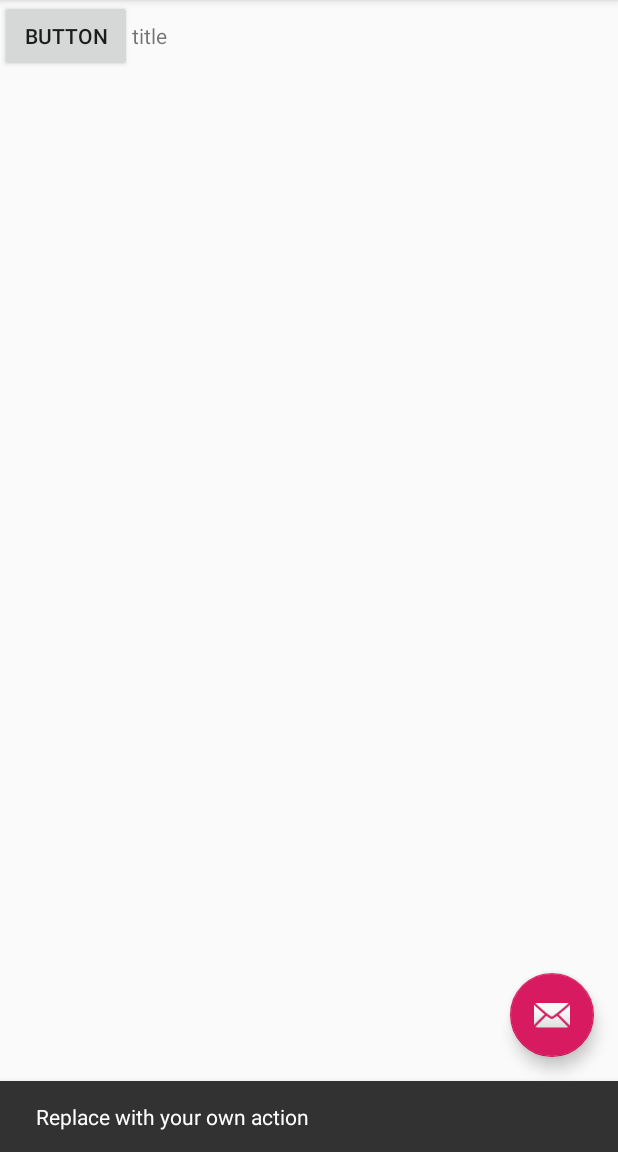
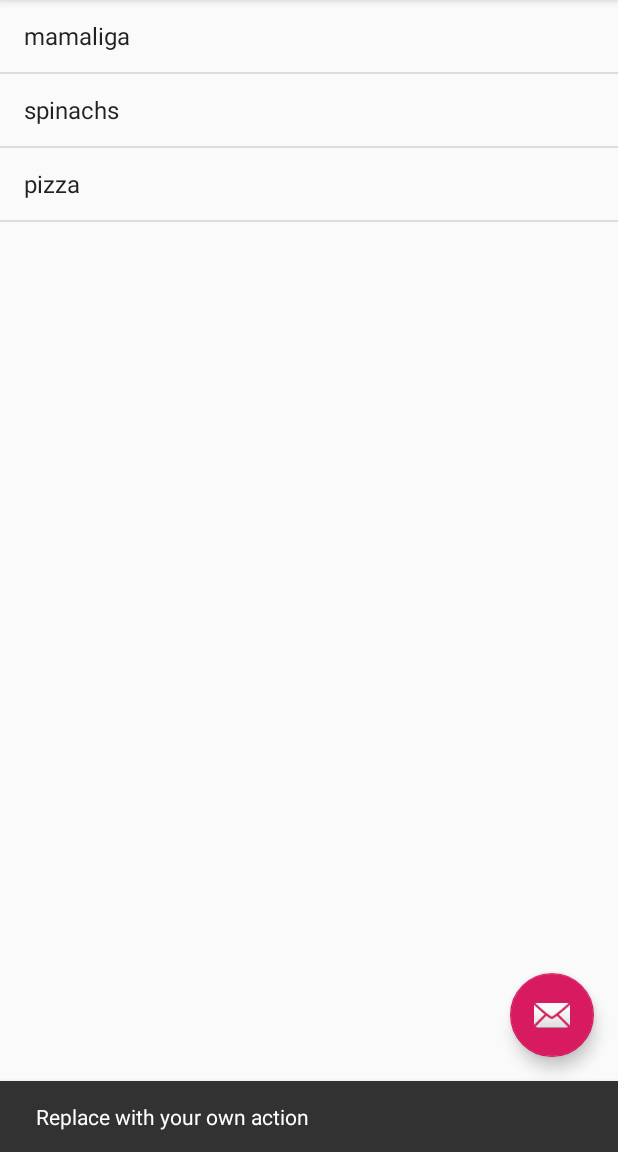
Before and after one commit to LucasPLA/Android-project, an Android app: the screen it shows after launch (MainActivity), after a tap on an icon or button, on a phone screen of 412 x 824 dp, the part 84-1236 px from its top. Run offline under Robolectric (Android 15) with nearby library versions, the phone set to English and light mode, and no system bars.

Commit message:
feat(app): dish list displayed as a list, buttons and icons are missing

```diff
--- a/app/app/src/main/java/com/example/yourmenu/MainActivity.kt
+++ b/app/app/src/main/java/com/example/yourmenu/MainActivity.kt
@@ -2,33 +2,36 @@ package com.example.yourmenu
 
 import android.os.Bundle
 import android.view.*
+import android.widget.*
 import com.google.android.material.snackbar.Snackbar
 import androidx.appcompat.app.AppCompatActivity
-import android.widget.Button
-import android.widget.TextView
-import android.widget.Toast
+import com.example.yourmenu.dataclasses.Dish
 
 import kotlinx.android.synthetic.main.activity_main.*
 
 class MainActivity : AppCompatActivity() {
 
     override fun onCreate(savedInstanceState: Bundle?) {
+
         super.onCreate(savedInstanceState)
         setContentView(R.layout.activity_main)
         setSupportActionBar(toolbar)
 
-        // Control of the button // to be deleted
-        val editButton: Button = findViewById(R.id.edit_dish_row)
-        editButton.setOnClickListener { displayMenu() }
-
+        /*
         // Control to display a menu on a long touch
         val dishTitle: TextView = findViewById((R.id.dish_title))
         registerForContextMenu(dishTitle) // Indicate that this View can display a ContextMenu
+         */
 
         fab.setOnClickListener { view ->
             Snackbar.make(view, "Replace with your own action", Snackbar.LENGTH_LONG)
                 .setAction("Action", null).show()
         }
+
+        val dishListNames = arrayOf("mamaliga", "spinachs", "pizza");
+        val adapter = ArrayAdapter<String>(this, android.R.layout.simple_list_item_1 , dishListNames)
+        val listView: ListView = findViewById(R.id.list_dish)
+        listView.adapter = adapter
     }
 
     // function called when the ContextMenu is called
@@ -48,11 +51,6 @@ class MainActivity : AppCompatActivity() {
         return super.onContextItemSelected(item)
     }
 
-    // function controlling the button behavior
-    private fun displayMenu() {
-        Toast.makeText(this, "button clicked", Toast.LENGTH_SHORT).show()
-    }
-
     override fun onCreateOptionsMenu(menu: Menu): Boolean {
         // Inflate the menu; this adds items to the action bar if it is present.
         menuInflater.inflate(R.menu.menu_main, menu)
--- /dev/null
+++ b/app/app/src/main/java/com/example/yourmenu/dataclasses/Dish.kt
@@ -0,0 +1,3 @@
+package com.example.yourmenu.dataclasses
+
+data class Dish(var name: String, var appreciation: Int, var Difficulty: Int)
--- a/app/app/src/main/res/layout/content_main.xml
+++ b/app/app/src/main/res/layout/content_main.xml
@@ -8,22 +8,9 @@
     tools:context=".MainActivity"
     tools:showIn="@layout/activity_main">
 
-
-        <LinearLayout
+        <ListView
+            android:id="@+id/list_dish"
             android:layout_width="match_parent"
-            android:layout_height="match_parent"
-            android:orientation="horizontal">
-            <Button
-                android:id="@+id/edit_dish_row"
-                android:layout_width="wrap_content"
-                android:layout_height="wrap_content"
-                android:text="Button" />
-            <TextView
-                android:id="@+id/dish_title"
-                android:layout_width="wrap_content"
-                android:layout_height="wrap_content"
-                android:text="title"
-                />
-        </LinearLayout>
+            android:layout_height="match_parent"/>
 
 </androidx.constraintlayout.widget.ConstraintLayout>
```
